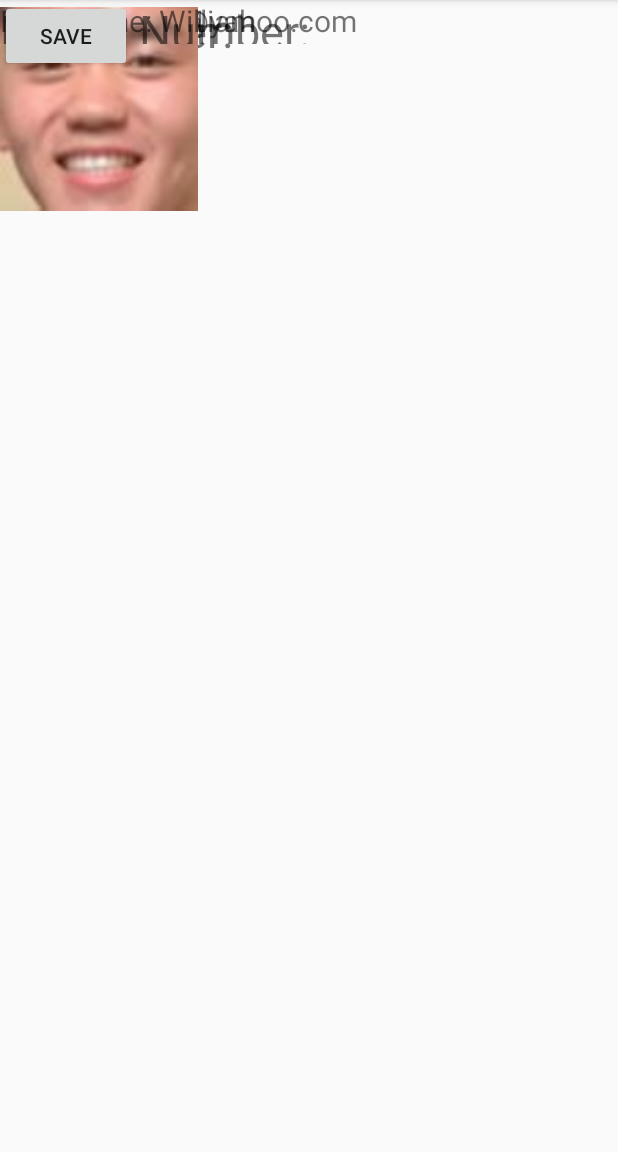
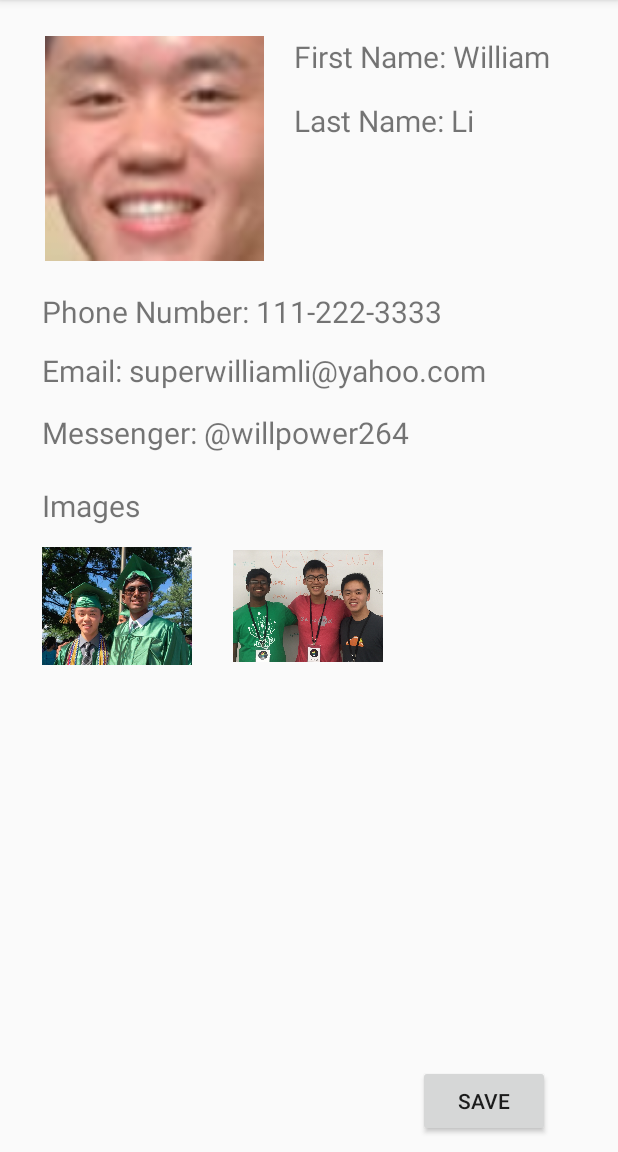
Before and after one commit to danosaur98/HackUCIIProject, an Android app: the WilliamLiActivity screen opened directly, with no data from a screen before it, on a phone screen of 412 x 824 dp, the part 84-1236 px from its top. Run offline under Robolectric (Android 15) with nearby library versions, the phone set to English and light mode, and no system bars.

Commit message:
more work

```diff
--- a/FaceRec/app/src/main/java/com/example/daniel/facerec/ArjunActivity.java
+++ b/FaceRec/app/src/main/java/com/example/daniel/facerec/ArjunActivity.java
@@ -1,7 +1,10 @@
 package com.example.daniel.facerec;
 
+import android.content.Intent;
 import android.support.v7.app.AppCompatActivity;
 import android.os.Bundle;
+import android.view.View;
+import android.widget.Button;
 
 public class ArjunActivity extends AppCompatActivity {
 
@@ -9,5 +12,7 @@ public class ArjunActivity extends AppCompatActivity {
     protected void onCreate(Bundle savedInstanceState) {
         super.onCreate(savedInstanceState);
         setContentView(R.layout.activity_arjun);
+
+
     }
 }
--- a/FaceRec/app/src/main/java/com/example/daniel/facerec/DanielZhouActivity.java
+++ b/FaceRec/app/src/main/java/com/example/daniel/facerec/DanielZhouActivity.java
@@ -1,7 +1,10 @@
 package com.example.daniel.facerec;
 
+import android.content.Intent;
 import android.support.v7.app.AppCompatActivity;
 import android.os.Bundle;
+import android.view.View;
+import android.widget.Button;
 
 public class DanielZhouActivity extends AppCompatActivity {
 
@@ -9,5 +12,6 @@ public class DanielZhouActivity extends AppCompatActivity {
     protected void onCreate(Bundle savedInstanceState) {
         super.onCreate(savedInstanceState);
         setContentView(R.layout.activity_daniel_zhou);
+
     }
 }
--- a/FaceRec/app/src/main/java/com/example/daniel/facerec/WilliamLiActivity.java
+++ b/FaceRec/app/src/main/java/com/example/daniel/facerec/WilliamLiActivity.java
@@ -1,7 +1,10 @@
 package com.example.daniel.facerec;
 
+import android.content.Intent;
 import android.support.v7.app.AppCompatActivity;
 import android.os.Bundle;
+import android.view.View;
+import android.widget.Button;
 
 public class WilliamLiActivity extends AppCompatActivity {
 
@@ -9,5 +12,14 @@ public class WilliamLiActivity extends AppCompatActivity {
     protected void onCreate(Bundle savedInstanceState) {
         super.onCreate(savedInstanceState);
         setContentView(R.layout.activity_william_li);
+        Button button = (Button) findViewById(R.id.willsbutton);
+        button.setOnClickListener(
+                new Button.OnClickListener() {
+                    public void onClick(View v) {
+                        Intent i = new Intent(WilliamLiActivity.this, ContactsActivity.class);
+                        startActivity(i);
+                    }
+                }
+        );
     }
 }
--- a/FaceRec/app/src/main/res/layout/activity_contacts.xml
+++ b/FaceRec/app/src/main/res/layout/activity_contacts.xml
@@ -90,4 +90,6 @@
         android:layout_alignRight="@+id/button4"
         android:layout_alignEnd="@+id/button4"
         android:layout_marginBottom="32dp" />
+
+
 </RelativeLayout>
--- a/FaceRec/app/src/main/res/layout/activity_william_li.xml
+++ b/FaceRec/app/src/main/res/layout/activity_william_li.xml
@@ -1,97 +1,119 @@
 <?xml version="1.0" encoding="utf-8"?>
-<android.support.constraint.ConstraintLayout xmlns:android="http://schemas.android.com/apk/res/android"
+<RelativeLayout xmlns:android="http://schemas.android.com/apk/res/android"
     xmlns:app="http://schemas.android.com/apk/res-auto"
     xmlns:tools="http://schemas.android.com/tools"
     android:layout_width="match_parent"
     android:layout_height="match_parent"
     tools:context="com.example.daniel.facerec.DanielZhouActivity">
 
-    <TextView
-        android:id="@+id/textView10"
-        android:layout_width="269dp"
-        android:layout_height="44dp"
-        android:text="\@willpower264"
-        android:textSize="20dp"
-        tools:layout_editor_absoluteX="58dp"
-        tools:layout_editor_absoluteY="408dp" />
 
     <TextView
-        android:id="@+id/textView9"
-        android:layout_width="232dp"
-        android:layout_height="36dp"
-        android:text="Messenger:"
-        android:textSize="30dp"
-        tools:layout_editor_absoluteX="16dp"
-        tools:layout_editor_absoluteY="363dp" />
+        android:id="@+id/textView3"
+        android:layout_width="wrap_content"
+        android:layout_height="wrap_content"
+        android:layout_alignTop="@+id/imageView6"
+        android:layout_marginLeft="18dp"
+        android:layout_marginStart="18dp"
+        android:layout_toEndOf="@+id/imageView6"
+        android:layout_toRightOf="@+id/imageView6"
+        android:text="First Name: William"
+        android:textSize="20dp" />
+
+    <ImageView
+        android:id="@+id/imageView6"
+        android:layout_width="150dp"
+        android:layout_height="150dp"
+        android:layout_alignParentLeft="true"
+        android:layout_alignParentStart="true"
+        android:layout_alignParentTop="true"
+        android:layout_marginLeft="28dp"
+        android:layout_marginStart="28dp"
+        android:layout_marginTop="24dp"
+        app:srcCompat="@drawable/willthumbnail" />
 
     <TextView
-        android:id="@+id/textView8"
-        android:layout_width="269dp"
-        android:layout_height="44dp"
-        android:text="superwilliamli@yahoo.com"
-        android:textSize="20dp"
-        tools:layout_editor_absoluteX="58dp"
-        tools:layout_editor_absoluteY="303dp" />
+        android:id="@+id/textView2"
+        android:layout_width="wrap_content"
+        android:layout_height="wrap_content"
+        android:layout_alignLeft="@+id/textView3"
+        android:layout_alignStart="@+id/textView3"
+        android:layout_below="@+id/textView3"
+        android:layout_marginTop="15dp"
+        android:text="Last Name: Li"
+        android:textSize="20dp" />
 
     <TextView
-        android:id="@+id/textView7"
-        android:layout_width="229dp"
-        android:layout_height="29dp"
-        android:text="Email:"
-        android:textSize="30dp"
-        tools:layout_editor_absoluteX="16dp"
-        tools:layout_editor_absoluteY="267dp" />
+        android:id="@+id/textView11"
+        android:layout_width="wrap_content"
+        android:layout_height="wrap_content"
+        android:text="Email: superwilliamli@yahoo.com"
+        android:textSize="20dp"
+        android:layout_below="@+id/textView19"
+        android:layout_alignLeft="@+id/textView19"
+        android:layout_alignStart="@+id/textView19"
+        android:layout_marginTop="12dp" />
 
     <TextView
-        android:id="@+id/textView5"
-        android:layout_width="211dp"
-        android:layout_height="29dp"
-        android:text="Last Name: Li"
-        android:textSize="20dp"
-        tools:layout_editor_absoluteX="162dp"
-        tools:layout_editor_absoluteY="45dp" />
+        android:id="@+id/textView19"
+        android:layout_width="wrap_content"
+        android:layout_height="wrap_content"
+        android:layout_alignLeft="@+id/imageView6"
+        android:layout_alignStart="@+id/imageView6"
+        android:layout_below="@+id/imageView6"
+        android:layout_marginTop="20dp"
+        android:text="Phone Number: 111-222-3333"
+        android:textSize="20dp" />
 
     <TextView
-        android:id="@+id/textView4"
-        android:layout_width="269dp"
-        android:layout_height="44dp"
-        android:text="111-222-3333"
+        android:id="@+id/textView15"
+        android:layout_width="wrap_content"
+        android:layout_height="wrap_content"
+        android:layout_marginTop="14dp"
+        android:text="Messenger: \@willpower264"
         android:textSize="20dp"
-        tools:layout_editor_absoluteX="58dp"
-        tools:layout_editor_absoluteY="206dp" />
+        android:layout_below="@+id/textView11"
+        android:layout_alignLeft="@+id/textView11"
+        android:layout_alignStart="@+id/textView11" />
+
+    <Button
+        android:id="@+id/willsbutton"
+        android:layout_width="wrap_content"
+        android:layout_height="wrap_content"
+        android:layout_alignEnd="@+id/textView3"
+        android:layout_alignParentBottom="true"
+        android:layout_alignRight="@+id/textView3"
+        android:layout_marginBottom="10dp"
+        android:text="Save" />
+
+    <TextView
+        android:id="@+id/textView"
+        android:layout_width="wrap_content"
+        android:layout_height="wrap_content"
+        android:layout_marginTop="21dp"
+        android:text="Images "
+        android:textSize="20dp"
+        android:layout_below="@+id/textView15"
+        android:layout_alignLeft="@+id/textView15"
+        android:layout_alignStart="@+id/textView15" />
 
     <ImageView
         android:id="@+id/imageView4"
-        android:layout_width="132dp"
-        android:layout_height="145dp"
-        app:srcCompat="@drawable/willthumbnail"
-        tools:layout_editor_absoluteX="16dp"
-        tools:layout_editor_absoluteY="16dp" />
+        android:layout_width="100dp"
+        android:layout_height="80dp"
+        app:srcCompat="@drawable/graduation"
+        android:layout_below="@+id/textView"
+        android:layout_alignLeft="@+id/textView"
+        android:layout_alignStart="@+id/textView"
+        android:layout_marginTop="13dp" />
 
-    <TextView
-        android:id="@+id/textView"
-        android:layout_width="211dp"
-        android:layout_height="29dp"
-        android:text="First Name: William"
-        android:textSize="20dp"
-        tools:layout_editor_absoluteX="162dp"
-        tools:layout_editor_absoluteY="16dp" />
-
-    <TextView
-        android:id="@+id/textView6"
-        android:layout_width="229dp"
-        android:layout_height="29dp"
-        android:text="Phone Number:"
-        android:textSize="30dp"
-        tools:layout_editor_absoluteX="16dp"
-        tools:layout_editor_absoluteY="166dp" />
-
-    <Button
-        android:id="@+id/button3"
-        android:layout_width="wrap_content"
-        android:layout_height="wrap_content"
-        android:text="Save"
-        tools:layout_editor_absoluteX="278dp"
-        tools:layout_editor_absoluteY="445dp" />
-
-</android.support.constraint.ConstraintLayout>
+    <ImageView
+        android:id="@+id/imageView5"
+        android:layout_width="100dp"
+        android:layout_height="80dp"
+        app:srcCompat="@drawable/hackuc"
+        android:layout_alignTop="@+id/imageView4"
+        android:layout_alignRight="@+id/textView15"
+        android:layout_alignEnd="@+id/textView15"
+        android:layout_marginRight="17dp"
+        android:layout_marginEnd="17dp" />
+</RelativeLayout>
```
Also changed, not shown: FaceRec/app/src/main/java/com/example/daniel/facerec/ContactsActivity.java (+4 -6 lines), FaceRec/app/src/main/res/layout/activity_arjun.xml (+100 -59 lines), FaceRec/app/src/main/res/layout/activity_daniel_zhou.xml (+49 -57 lines), FaceRec/app/src/main/res/drawable/graduation.JPG (added), FaceRec/app/src/main/res/drawable/hackuc.JPG (added), FaceRec/app/src/main/res/drawable/prom.JPG (added).
